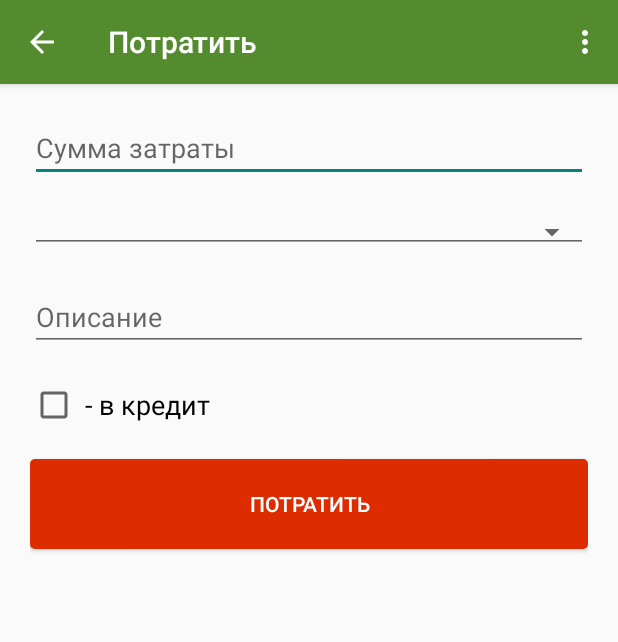
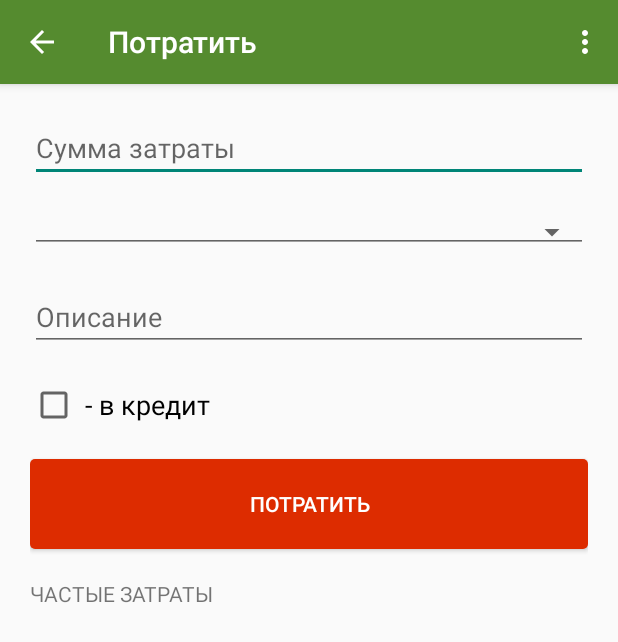
Before and after one commit to keatonspb/MoneyBank, an Android app: the AddExpense screen opened directly, with no data from a screen before it, on a phone screen of 412 x 824 dp. Shown: the top 642 px of the screen. Run offline under Robolectric (Android 15) with nearby library versions, the phone set to English and light mode, and no system bars; libraries missing offline, so code that uses them is left out: com.j256.ormlite; 3 statements that could not run were skipped.

Commit message:
Частые затраты

```diff
--- a/build.gradle
+++ b/build.gradle
@@ -22,8 +22,8 @@ android {
         applicationId "keaton.moneybank"
         minSdkVersion 21
         targetSdkVersion 21
-        versionCode 1
-        versionName "1.0"
+        versionCode 2
+        versionName "1.1"
     }
     buildTypes {
         release {
--- a/src/main/java/keaton/moneybank/adapter/ReasonAdapter.java
+++ b/src/main/java/keaton/moneybank/adapter/ReasonAdapter.java
@@ -29,4 +29,5 @@ public class ReasonAdapter extends ArrayAdapter {
     }
 
 
+
 }
--- a/src/main/java/keaton/moneybank/entity/DataItem.java
+++ b/src/main/java/keaton/moneybank/entity/DataItem.java
@@ -12,6 +12,7 @@ public class DataItem implements Serializable {
     public int id;
     public int type;
     public String reason;
+    public int id_reason;
     public String caption;
     public String date;
     public Boolean credit = false;
--- a/src/main/java/keaton/moneybank/frament/AddExpense.java
+++ b/src/main/java/keaton/moneybank/frament/AddExpense.java
@@ -1,9 +1,6 @@
 package keaton.moneybank.frament;
 
 import android.app.Activity;
-import android.content.Context;
-import android.database.Cursor;
-import android.net.Uri;
 import android.os.AsyncTask;
 import android.os.Bundle;
 import android.support.annotation.Nullable;
@@ -16,14 +13,12 @@ import android.widget.AdapterView;
 import android.widget.ArrayAdapter;
 import android.widget.Button;
 import android.widget.CheckBox;
-import android.widget.CursorAdapter;
 import android.widget.EditText;
+import android.widget.GridView;
 import android.widget.Spinner;
-import android.widget.SpinnerAdapter;
 import android.widget.Toast;
 
 import com.j256.ormlite.android.apptools.OpenHelperManager;
-import com.j256.ormlite.stmt.DeleteBuilder;
 import com.j256.ormlite.stmt.QueryBuilder;
 
 import org.apache.http.HttpEntity;
@@ -32,7 +27,6 @@ import org.apache.http.client.HttpClient;
 import org.apache.http.client.methods.HttpGet;
 import org.apache.http.impl.client.DefaultHttpClient;
 import org.apache.http.util.EntityUtils;
-import org.json.JSONArray;
 import org.json.JSONObject;
 
 import java.net.URLEncoder;
@@ -40,9 +34,12 @@ import java.util.ArrayList;
 import java.util.List;
 
 import keaton.moneybank.R;
+import keaton.moneybank.adapter.PopularAdapter;
 import keaton.moneybank.adapter.ReasonAdapter;
 import keaton.moneybank.db.DatabaseHelper;
+import keaton.moneybank.db.dao.PopularItemDao;
 import keaton.moneybank.db.dao.ReasonDao;
+import keaton.moneybank.entity.PopularItem;
 import keaton.moneybank.entity.ReasonItem;
 
 
@@ -55,7 +52,10 @@ public class AddExpense extends Fragment {
     private CheckBox credit;
     private Button sendbutton;
 
-    private ArrayAdapter adapter;
+
+    private ReasonAdapter adapter;
+    private ArrayAdapter popularAdapter;
+    private GridView popularGridView;
 
 
     public AddExpense() {
@@ -92,8 +92,31 @@ public class AddExpense extends Fragment {
             }
         });
 
+        popularGridView = (GridView) ctx.findViewById(R.id.popular_expense_grid);
+        popularGridView.setOnItemClickListener(new AdapterView.OnItemClickListener() {
+            @Override
+            public void onItemClick(AdapterView<?> parent, View view, int position, long id) {
+                Log.d("MONEYLOG", "fav clicked");
+                PopularItem popularItem = (PopularItem) popularAdapter.getItem(position);
+                sum_edit.setText(popularItem.getSum().toString());
+                ReasonItem item = new ReasonItem();
+                item.setId(popularItem.getIdReason());
+                int pos = adapter.getPosition(item);
+                if(pos != 0) {
+                    reason_spinner.setSelection(pos);
+                }
+
+
+
+            }
+        });
+
         getReasonsFromDb();
+        getPopularFromDb();
+
     }
+
+
 
     private void sendToServer() {
 
@@ -105,8 +128,8 @@ public class AddExpense extends Fragment {
         final String captionText = caption.getText().toString();
         final int reason = ((ReasonItem) reason_spinner.getSelectedItem()).getId();
 
-        Log.d("MONEYLOG", "Sum: "+sum+ " reasonId: "+reason+" caption: "+captionText);
-
+        Log.d("MONEYLOG", "Sum: " + sum + " reasonId: " + reason + " caption: " + captionText);
+        final String credit_part = credit.isChecked() ? "&credit=1" : "";
         new AsyncTask() {
 
             @Override
@@ -115,7 +138,7 @@ public class AddExpense extends Fragment {
 
 
                 try {
-                    String credit_part = credit.isChecked() ? "&credit=1" : "";
+
                     StringBuilder url = new StringBuilder("http://money.discode.ru/phone/set.php?action=expense&sum="+sum+"&reason="+String.valueOf(reason)+"&caption="+ URLEncoder.encode(captionText, "UTF-8")+credit_part);
 
                     HttpGet get = new HttpGet(url.toString());
@@ -183,6 +206,37 @@ public class AddExpense extends Fragment {
         }.execute();
     }
 
+    private void getPopularFromDb() {
+        new AsyncTask() {
+
+            @Override
+            protected Object doInBackground(Object[] params) {
+                List<PopularItem> result = new ArrayList<>();
+                DatabaseHelper helper = OpenHelperManager.getHelper(getActivity(), DatabaseHelper.class);
+                try {
+                    PopularItemDao popularItemDao = helper.getPopularItemDao();
+                    QueryBuilder<PopularItem, Integer> builder = popularItemDao.queryBuilder();
+                    builder.orderBy(PopularItem.SUM_FIELD, true);
+                    result.addAll(popularItemDao.query(builder.prepare()));
+                    return result;
+                } catch (Exception e) {
+                    Log.d("MONEYLOG", e.getMessage());
+                    return e;
+                }
+            }
+            @Override
+            protected void onPostExecute(Object o) {
+                if(o instanceof List) {
+                    Log.d("MONEYLOG", "Popularsize: "+((List) o).size());
+                    popularAdapter = new PopularAdapter(getActivity(), (List) o);
+                    popularGridView.setAdapter(popularAdapter);
+                } else if(o instanceof Exception) {
+                    Toast.makeText(getActivity(),  ((Exception) o).getMessage(), Toast.LENGTH_LONG).show();
+                }
+            }
+        }.execute();
+    }
+
     @Override
     public void onDetach() {
         super.onDetach();
--- a/src/main/res/layout/fragment_add_expense.xml
+++ b/src/main/res/layout/fragment_add_expense.xml
@@ -46,10 +46,26 @@
         android:id="@+id/send_button"
         android:text="Потратить"
         android:elevation="@dimen/elevation_low"
-
         android:background="@drawable/reqtangle_ripple_red"
         android:textColor="@android:color/white"
         android:layout_width="match_parent"
         android:layout_height="60dp" />
-
+    <LinearLayout
+        android:orientation="vertical"
+        android:layout_width="match_parent"
+        android:paddingTop="20dp"
+        android:layout_height="wrap_content">
+        <TextView
+            android:text="Частые затраты"
+            android:textAllCaps="true"
+            android:layout_width="match_parent"
+            android:layout_height="wrap_content" />
+        <GridView
+            android:id="@+id/popular_expense_grid"
+            android:numColumns="3"
+            android:verticalSpacing="3dp"
+            android:horizontalSpacing="3dp"
+            android:layout_width="match_parent"
+            android:layout_height="wrap_content"></GridView>
+    </LinearLayout>
 </LinearLayout>
```
Also changed, not shown: src/main/assets/crashlytics-build.properties (deleted, +0 -11 lines), src/main/java/keaton/moneybank/ReportActivity.java (+20 -0 lines), src/main/java/keaton/moneybank/adapter/PopularAdapter.java (added, +44 -0 lines), src/main/java/keaton/moneybank/db/DatabaseHelper.java (+13 -0 lines), src/main/java/keaton/moneybank/db/dao/PopularItemDao.java (added, +18 -0 lines), src/main/java/keaton/moneybank/entity/PopularItem.java (added, +58 -0 lines), src/main/java/keaton/moneybank/entity/ReasonItem.java (+8 -0 lines), src/main/res/drawable/reqtangle_ripple_grey.xml (added, +9 -0 lines), src/main/res/layout/popular_item.xml (added, +25 -0 lines), 1 other file.
